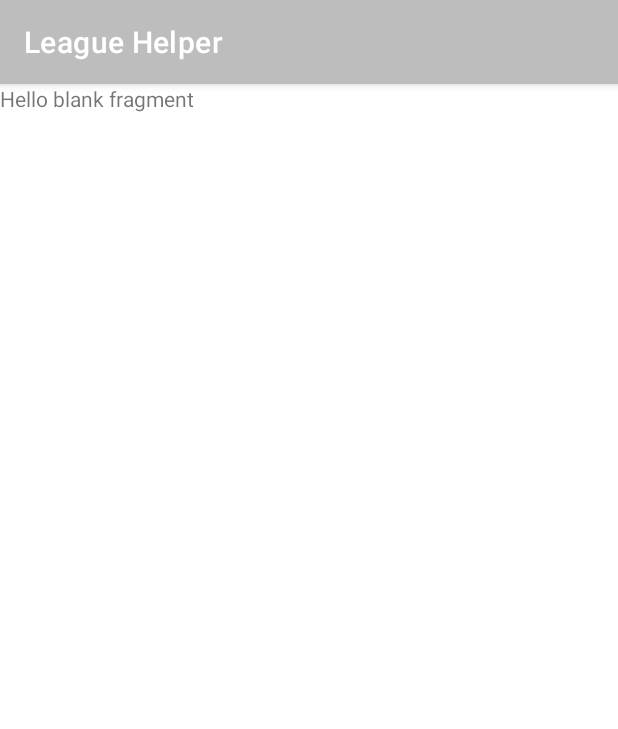
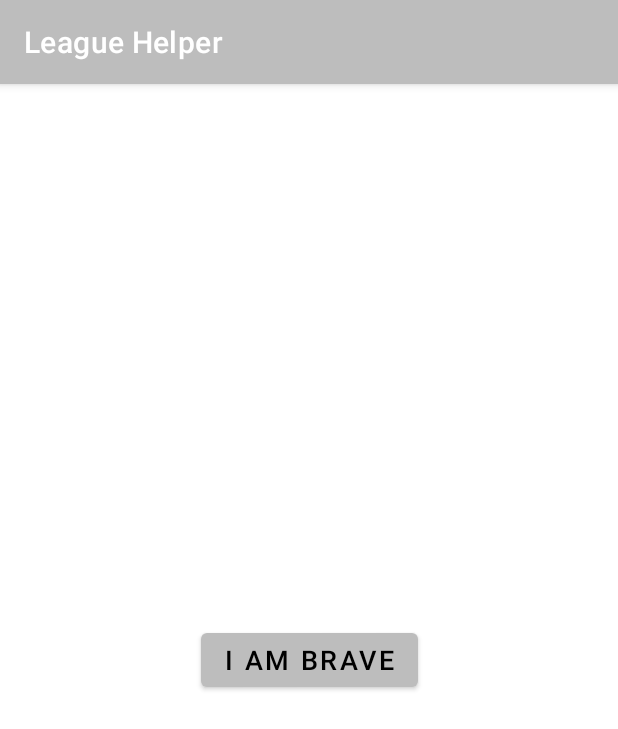
Before and after one commit to miutigard/LeagueHelperBeta, an Android app: the fragment UltimateFragment shown on its own in the app's theme, on a phone screen of 412 x 824 dp. Shown: the top 729 px of the screen. Run offline under Robolectric (Android 15) with nearby library versions, the phone set to English and light mode, and no system bars.

Commit message:
Added champions and ultimate page functionalty.

```diff
--- a/app/src/main/java/no/mobilprog/leaguehelper/HomeFragment.kt
+++ b/app/src/main/java/no/mobilprog/leaguehelper/HomeFragment.kt
@@ -6,7 +6,7 @@ import android.view.LayoutInflater
 import android.view.View
 import android.view.ViewGroup
 import androidx.recyclerview.widget.RecyclerView
-import no.mobilprog.leaguehelper.adapter.ItemAdapter
+import no.mobilprog.leaguehelper.adapter.PatchNotesAdapter
 import no.mobilprog.leaguehelper.data.Datasource
 
 class HomeFragment : Fragment() {
@@ -24,8 +24,8 @@ class HomeFragment : Fragment() {
 
         val myDataset = Datasource().loadPatchNotes()
 
-        val recyclerView = view.findViewById<RecyclerView>(R.id.recycler_view)
-        recyclerView.adapter = this.context?.let { ItemAdapter(it, myDataset) }
+        val recyclerView = view.findViewById<RecyclerView>(R.id.recycler_view_patchnotes)
+        recyclerView.adapter = this.context?.let { PatchNotesAdapter(it, myDataset) }
 
         recyclerView.setHasFixedSize(true)
 
--- a/app/src/main/res/layout/fragment_home.xml
+++ b/app/src/main/res/layout/fragment_home.xml
@@ -8,7 +8,7 @@
 
 
     <androidx.recyclerview.widget.RecyclerView
-        android:id="@+id/recycler_view"
+        android:id="@+id/recycler_view_patchnotes"
         android:layout_width="match_parent"
         android:layout_height="match_parent"
         android:scrollbars="vertical"
--- a/app/src/main/res/layout/fragment_ultimate.xml
+++ b/app/src/main/res/layout/fragment_ultimate.xml
@@ -1,14 +1,19 @@
 <?xml version="1.0" encoding="utf-8"?>
-<FrameLayout xmlns:android="http://schemas.android.com/apk/res/android"
+<androidx.constraintlayout.widget.ConstraintLayout xmlns:android="http://schemas.android.com/apk/res/android"
+    xmlns:app="http://schemas.android.com/apk/res-auto"
     xmlns:tools="http://schemas.android.com/tools"
     android:layout_width="match_parent"
     android:layout_height="match_parent"
     tools:context=".UltimateFragment">
 
-    <!-- TODO: Update blank fragment layout -->
-    <TextView
-        android:layout_width="match_parent"
-        android:layout_height="match_parent"
-        android:text="@string/hello_blank_fragment" />
-
-</FrameLayout>
+    <Button
+        android:id="@+id/button"
+        android:layout_width="wrap_content"
+        android:layout_height="wrap_content"
+        android:text="@string/ultimatebraveryButton"
+        android:textSize="18sp"
+        app:layout_constraintBottom_toBottomOf="parent"
+        app:layout_constraintEnd_toEndOf="parent"
+        app:layout_constraintStart_toStartOf="parent"
+        app:layout_constraintTop_toTopOf="parent" />
+</androidx.constraintlayout.widget.ConstraintLayout>
--- /dev/null
+++ b/app/src/main/res/xml/searchable.xml
@@ -0,0 +1,4 @@
+<?xml version="1.0" encoding="utf-8"?>
+<PreferenceScreen xmlns:android="http://schemas.android.com/apk/res/android">
+
+</PreferenceScreen>
```
Also changed, not shown: app/src/main/java/no/mobilprog/leaguehelper/ChampionFragment.kt (+17 -0 lines), app/src/main/java/no/mobilprog/leaguehelper/MainActivity.kt (+0 -7 lines), app/src/main/java/no/mobilprog/leaguehelper/adapter/ChampionsAdapter.kt (added, +37 -0 lines), app/src/main/java/no/mobilprog/leaguehelper/adapter/PatchNotesAdapter.kt (renamed from app/src/main/java/no/mobilprog/leaguehelper/adapter/ItemAdapter.kt, +5 -5 lines), app/src/main/java/no/mobilprog/leaguehelper/data/Datasource.kt (+25 -0 lines), app/src/main/java/no/mobilprog/leaguehelper/model/Champion.kt (added, +9 -0 lines), app/src/main/res/layout/fragment_champion.xml (+7 -5 lines), app/src/main/res/layout/list_champions.xml (renamed from app/src/main/res/layout/list_item.xml, +10 -6 lines), app/src/main/res/layout/list_patchnotes.xml (added, +28 -0 lines), app/src/main/res/values/strings.xml (+23 -0 lines).
